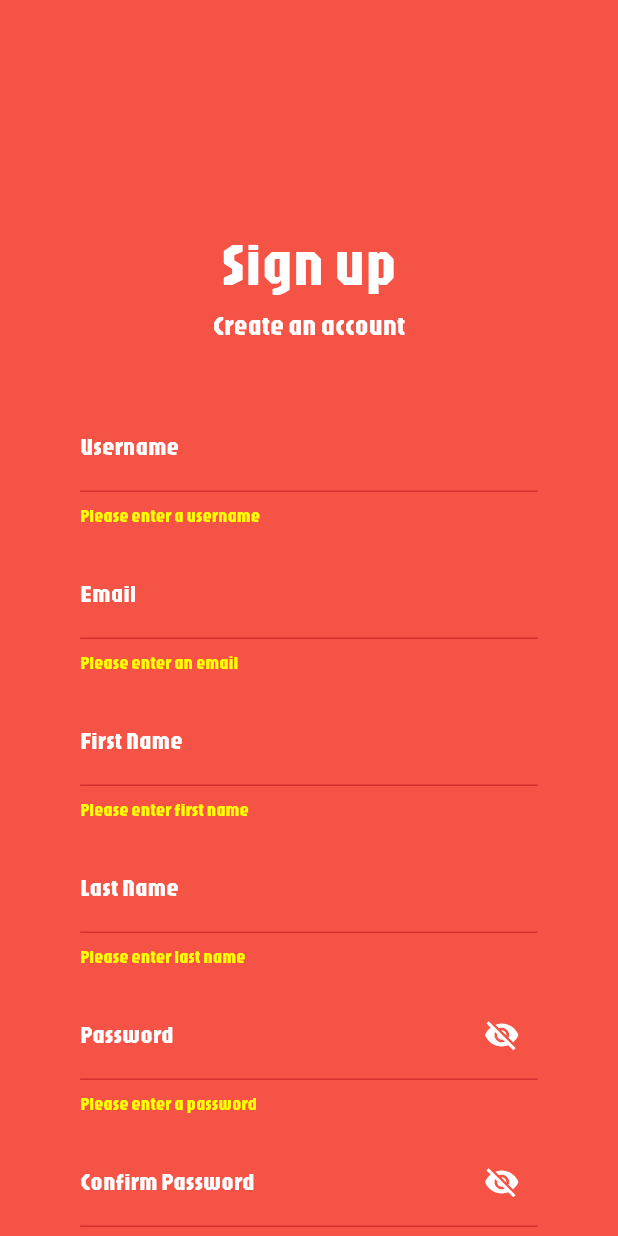
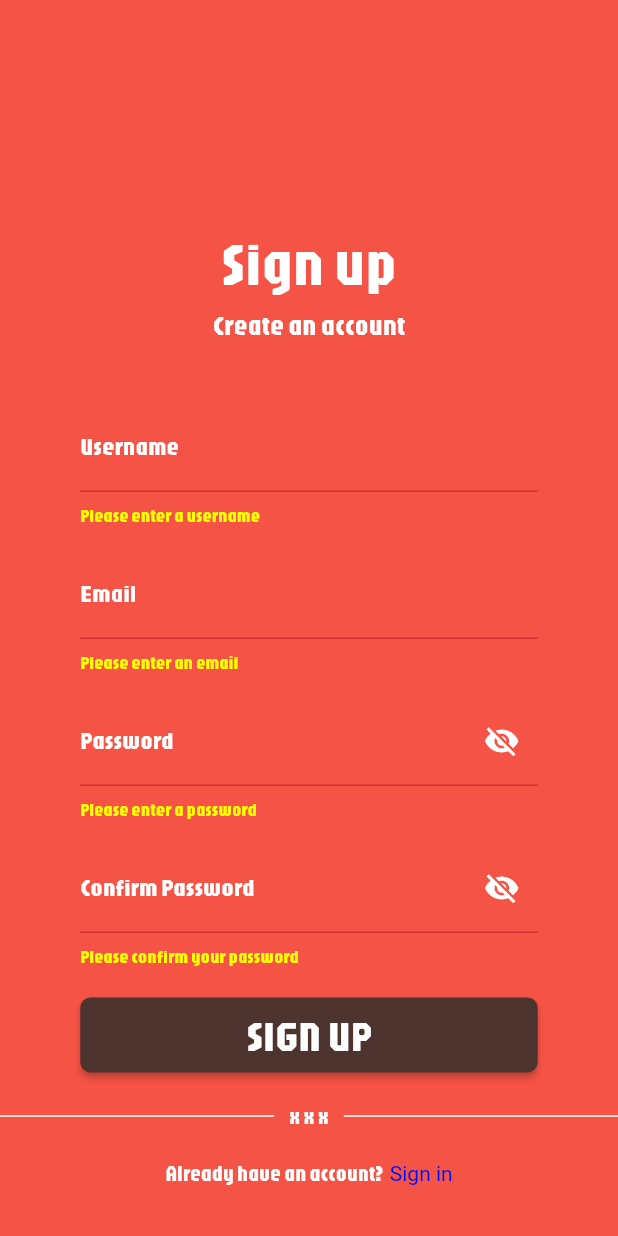
Before and after one commit to alvish-shrestha/Budget-Hero-Mobile-App-Assignment, a Flutter app: the Signup screen opened directly, after a tap on "SIGN UP", on a phone screen of 412 x 824 dp. Run offline on Flutter 3.47's test engine with Material 3 defaults, Android fonts, the phone set to English and light mode, and no system bars; our stand-ins replace equatable.

Commit message:
error fixed

```diff
--- a/lib/features/auth/domain/entity/user_entity.dart
+++ b/lib/features/auth/domain/entity/user_entity.dart
@@ -5,6 +5,7 @@ class UserEntity extends Equatable {
   final String username;
   final String email;
   final String password;
+  final String confirmPassword;
 
   @override
   // TODO: implement props
--- a/lib/features/auth/presentation/view/signup_screen.dart
+++ b/lib/features/auth/presentation/view/signup_screen.dart
@@ -13,8 +13,6 @@ class _SignupState extends State<Signup> {
   final _formKey = GlobalKey<FormState>();
   final _usernameController = TextEditingController();
   final _emailController = TextEditingController();
-  final _firstnameController = TextEditingController();
-  final _lastnameController = TextEditingController();
   final _passwordController = TextEditingController();
   final _confirmPasswordController = TextEditingController();
 
@@ -137,76 +135,6 @@ class _SignupState extends State<Signup> {
                         }
                         if (!RegExp(r'\S+@\S+\.\S+').hasMatch(value)) {
                           return 'Please enter a valid email';
-                        }
-                        return null;
-                      },
-                    ),
-                  ),
-                  const SizedBox(height: 15),
-                  SizedBox(
-                    width: inputWidth,
-                    child: TextFormField(
-                      controller: _firstnameController,
-                      style: const TextStyle(color: Colors.white),
-                      decoration: InputDecoration(
-                        labelText: "First Name",
-                        labelStyle: const TextStyle(
-                          fontFamily: "Jaro",
-                          color: Colors.white,
-                        ),
-                        enabledBorder: OutlineInputBorder(
-                          borderRadius: BorderRadius.circular(7),
-                          borderSide: const BorderSide(
-                            color: Colors.white,
-                            width: 3,
-                          ),
-                        ),
-                        focusedBorder: OutlineInputBorder(
-                          borderRadius: BorderRadius.circular(7),
-                          borderSide: const BorderSide(
-                            color: Colors.white,
-                            width: 3,
-                          ),
-                        ),
-                      ),
-                      validator: (value) {
-                        if (value == null || value.isEmpty) {
-                          return 'Please enter first name';
-                        }
-                        return null;
-                      },
-                    ),
-                  ),
-                  const SizedBox(height: 15),
-                  SizedBox(
-                    width: inputWidth,
-                    child: TextFormField(
-                      controller: _lastnameController,
-                      style: const TextStyle(color: Colors.white),
-                      decoration: InputDecoration(
-                        labelText: "Last Name",
-                        labelStyle: const TextStyle(
-                          fontFamily: "Jaro",
-                          color: Colors.white,
-                        ),
-                        enabledBorder: OutlineInputBorder(
-                          borderRadius: BorderRadius.circular(7),
-                          borderSide: const BorderSide(
-                            color: Colors.white,
-                            width: 3,
-                          ),
-                        ),
-                        focusedBorder: OutlineInputBorder(
-                          borderRadius: BorderRadius.circular(7),
-                          borderSide: const BorderSide(
-                            color: Colors.white,
-                            width: 3,
-                          ),
-                        ),
-                      ),
-                      validator: (value) {
-                        if (value == null || value.isEmpty) {
-                          return 'Please enter last name';
                         }
                         return null;
                       },
```
